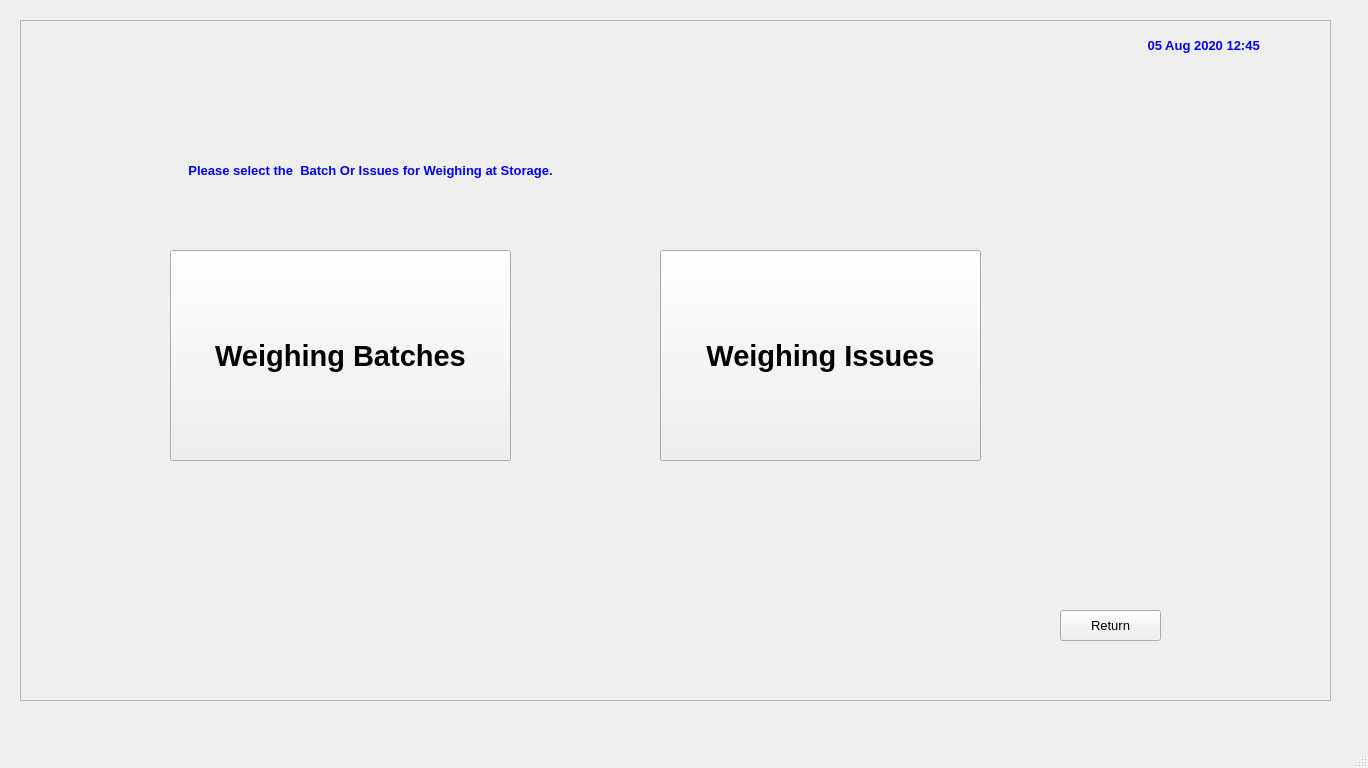
This is FCI/ui/fci_04_batch_issues_submenu.ui in sanjaymanegit/testRepo as Qt 5 draws it before an edit. The edited form follows.
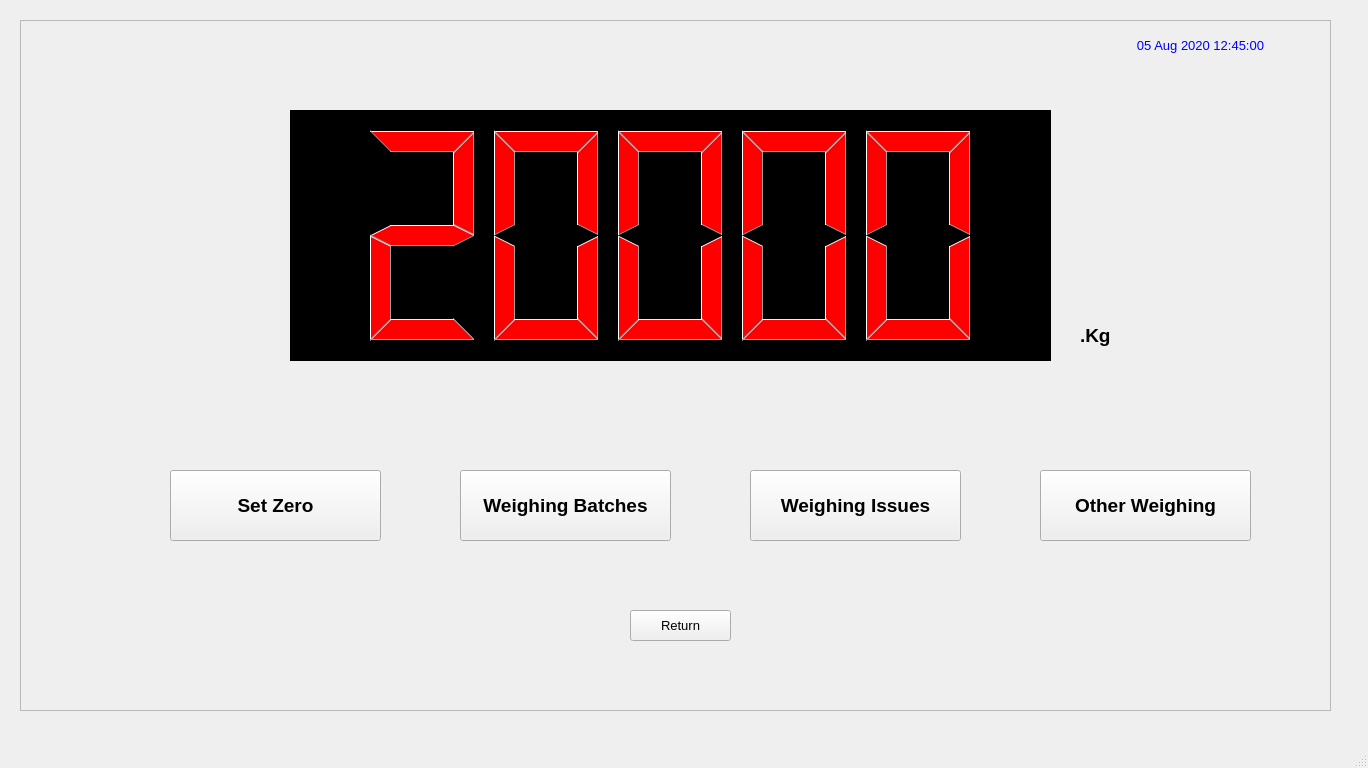
This is the edited form.

What changed in the file:
```diff
--- a/FCI/ui/fci_04_batch_issues_submenu.ui
+++ b/FCI/ui/fci_04_batch_issues_submenu.ui
@@ -26,7 +26,7 @@
       <x>20</x>
       <y>20</y>
       <width>1311</width>
-      <height>681</height>
+      <height>691</height>
      </rect>
     </property>
     <property name="frameShape">
@@ -39,49 +39,28 @@
      <property name="geometry">
       <rect>
        <x>150</x>
-       <y>230</y>
-       <width>341</width>
-       <height>211</height>
+       <y>450</y>
+       <width>211</width>
+       <height>71</height>
       </rect>
      </property>
      <property name="font">
       <font>
-       <pointsize>22</pointsize>
+       <pointsize>14</pointsize>
        <weight>75</weight>
        <bold>true</bold>
       </font>
      </property>
      <property name="text">
-      <string>Weighing Batches</string>
-     </property>
-    </widget>
-    <widget class="QPushButton" name="pushButton_4">
-     <property name="geometry">
-      <rect>
-       <x>640</x>
-       <y>230</y>
-       <width>321</width>
-       <height>211</height>
-      </rect>
-     </property>
-     <property name="font">
-      <font>
-       <family>MS Sans Serif</family>
-       <pointsize>22</pointsize>
-       <weight>75</weight>
-       <bold>true</bold>
-      </font>
-     </property>
-     <property name="text">
-      <string>Weighing Issues</string>
+      <string>Set Zero</string>
      </property>
     </widget>
     <widget class="QLabel" name="label_20">
      <property name="geometry">
       <rect>
-       <x>1060</x>
+       <x>1080</x>
        <y>10</y>
-       <width>251</width>
+       <width>201</width>
        <height>31</height>
       </rect>
      </property>
@@ -89,8 +68,8 @@
       <font>
        <family>MS Sans Serif</family>
        <pointsize>10</pointsize>
-       <weight>75</weight>
-       <bold>true</bold>
+       <weight>50</weight>
+       <bold>false</bold>
        <underline>false</underline>
       </font>
      </property>
@@ -98,7 +77,7 @@
       <string notr="true">color: rgb(0, 0, 255);</string>
      </property>
      <property name="text">
-      <string>05 Aug 2020 12:45 </string>
+      <string>05 Aug 2020 12:45:00</string>
      </property>
      <property name="alignment">
       <set>Qt::AlignCenter</set>
@@ -107,7 +86,7 @@
     <widget class="QPushButton" name="pushButton_2">
      <property name="geometry">
       <rect>
-       <x>1040</x>
+       <x>610</x>
        <y>590</y>
        <width>101</width>
        <height>31</height>
@@ -125,32 +104,113 @@
       <string>Return</string>
      </property>
     </widget>
-    <widget class="QLabel" name="label_21">
+    <widget class="QPushButton" name="pushButton_3">
      <property name="geometry">
       <rect>
-       <x>120</x>
-       <y>120</y>
-       <width>461</width>
-       <height>61</height>
+       <x>440</x>
+       <y>450</y>
+       <width>211</width>
+       <height>71</height>
       </rect>
      </property>
      <property name="font">
       <font>
-       <family>MS Sans Serif</family>
-       <pointsize>10</pointsize>
+       <pointsize>14</pointsize>
+       <weight>75</weight>
+       <bold>true</bold>
+      </font>
+     </property>
+     <property name="text">
+      <string>Weighing Batches</string>
+     </property>
+    </widget>
+    <widget class="QPushButton" name="pushButton_4">
+     <property name="geometry">
+      <rect>
+       <x>730</x>
+       <y>450</y>
+       <width>211</width>
+       <height>71</height>
+      </rect>
+     </property>
+     <property name="font">
+      <font>
+       <pointsize>14</pointsize>
+       <weight>75</weight>
+       <bold>true</bold>
+      </font>
+     </property>
+     <property name="text">
+      <string>Weighing Issues</string>
+     </property>
+    </widget>
+    <widget class="QPushButton" name="pushButton_5">
+     <property name="geometry">
+      <rect>
+       <x>1020</x>
+       <y>450</y>
+       <width>211</width>
+       <height>71</height>
+      </rect>
+     </property>
+     <property name="font">
+      <font>
+       <pointsize>14</pointsize>
+       <weight>75</weight>
+       <bold>true</bold>
+      </font>
+     </property>
+     <property name="text">
+      <string>Other Weighing</string>
+     </property>
+    </widget>
+    <widget class="QLCDNumber" name="lcdNumber">
+     <property name="geometry">
+      <rect>
+       <x>270</x>
+       <y>90</y>
+       <width>761</width>
+       <height>251</height>
+      </rect>
+     </property>
+     <property name="layoutDirection">
+      <enum>Qt::LeftToRight</enum>
+     </property>
+     <property name="styleSheet">
+      <string notr="true">background-color: rgb(0, 0, 0);
+font: 10pt &quot;MS Sans Serif&quot;;
+color: rgb(255, 0, 0);</string>
+     </property>
+     <property name="value" stdset="0">
+      <double>20000.000000000000000</double>
+     </property>
+    </widget>
+    <widget class="QLabel" name="label_53">
+     <property name="geometry">
+      <rect>
+       <x>1060</x>
+       <y>290</y>
+       <width>51</width>
+       <height>51</height>
+      </rect>
+     </property>
+     <property name="font">
+      <font>
+       <family>MS Shell Dlg 2</family>
+       <pointsize>14</pointsize>
        <weight>75</weight>
        <bold>true</bold>
        <underline>false</underline>
       </font>
      </property>
      <property name="styleSheet">
-      <string notr="true">color: rgb(0, 0, 255);</string>
+      <string notr="true"/>
      </property>
      <property name="text">
-      <string>Please select the  Batch Or Issues for Weighing at Storage.</string>
+      <string>.Kg</string>
      </property>
      <property name="alignment">
-      <set>Qt::AlignCenter</set>
+      <set>Qt::AlignLeading|Qt::AlignLeft|Qt::AlignVCenter</set>
      </property>
     </widget>
    </widget>
```
